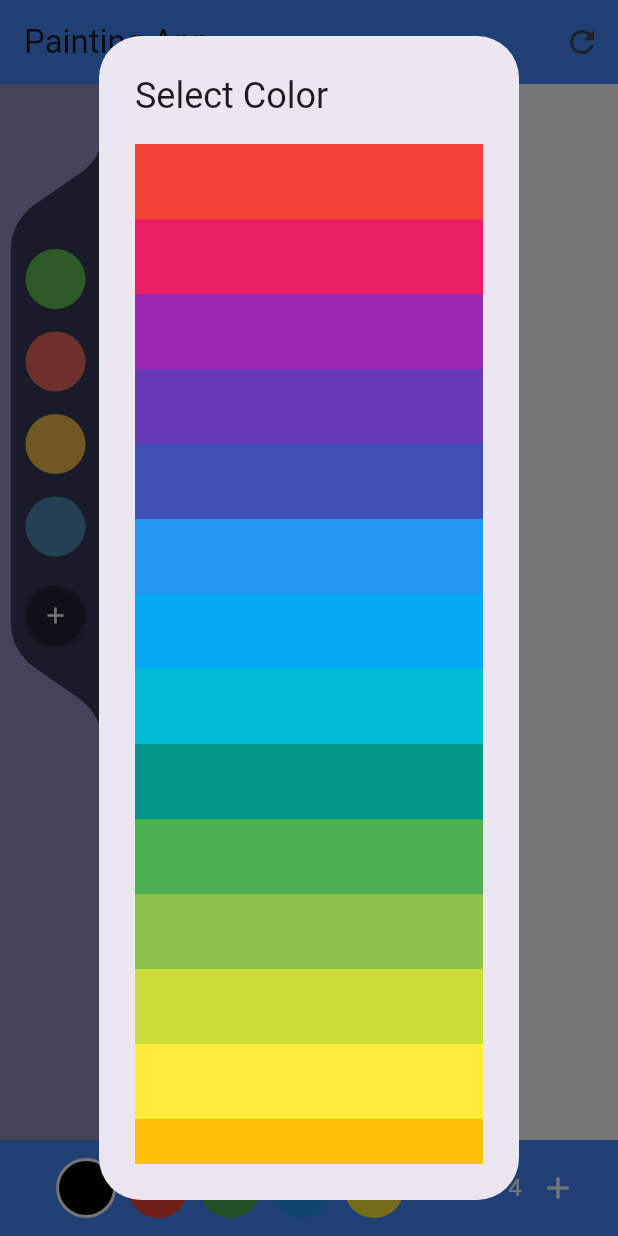
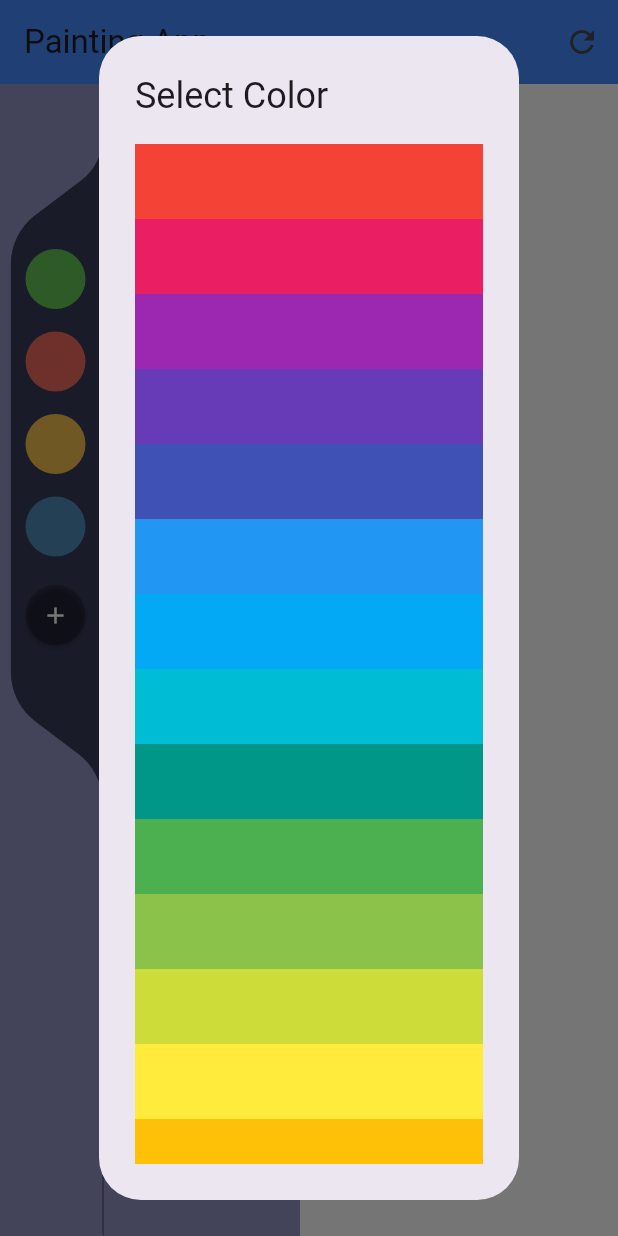
Before and after one commit to ParimSsme/painting_web, a Flutter app: the screen it shows after launch, after a tap on the "add" icon, on a phone screen of 412 x 824 dp. Run offline on Flutter 3.47's test engine with Material 3 defaults, Android fonts, the phone set to English and light mode, and no system bars; our stand-ins replace flutter_svg.

```diff
--- a/lib/main.dart
+++ b/lib/main.dart
@@ -274,60 +274,6 @@ class _DrawingScreenState extends State<DrawingScreen> {
           ),
         ],
       ),
-      bottomNavigationBar: _buildBottomToolbar(),
-    );
-  }
-
-  Widget _buildBottomToolbar() {
-    return Container(
-      color: Colors.blueAccent,
-      padding: const EdgeInsets.symmetric(vertical: 8, horizontal: 16),
-      child: Row(
-        mainAxisAlignment: MainAxisAlignment.spaceBetween,
-        children: [
-          // Tool Selector
-          Row(
-            children: [
-
-            ],
-          ),
-          // Color Picker
-          Row(
-            children: [
-              _buildColorCircle(Colors.black),
-              _buildColorCircle(Colors.red),
-              _buildColorCircle(Colors.green),
-              _buildColorCircle(Colors.blue),
-              _buildColorCircle(Colors.yellow),
-            ],
-          ),
-          // Stroke Width Selector
-          Row(
-            children: [
-              IconButton(
-                onPressed: () {
-                  setState(() {
-                    strokeWidth = strokeWidth > 1 ? strokeWidth - 1 : 1;
-                  });
-                },
-                icon: const Icon(Icons.remove, color: Colors.white),
-              ),
-              Text(
-                strokeWidth.toInt().toString(),
-                style: const TextStyle(color: Colors.white, fontSize: 16),
-              ),
-              IconButton(
-                onPressed: () {
-                  setState(() {
-                    strokeWidth++;
-                  });
-                },
-                icon: const Icon(Icons.add, color: Colors.white),
-              ),
-            ],
-          ),
-        ],
-      ),
     );
   }
 
```
